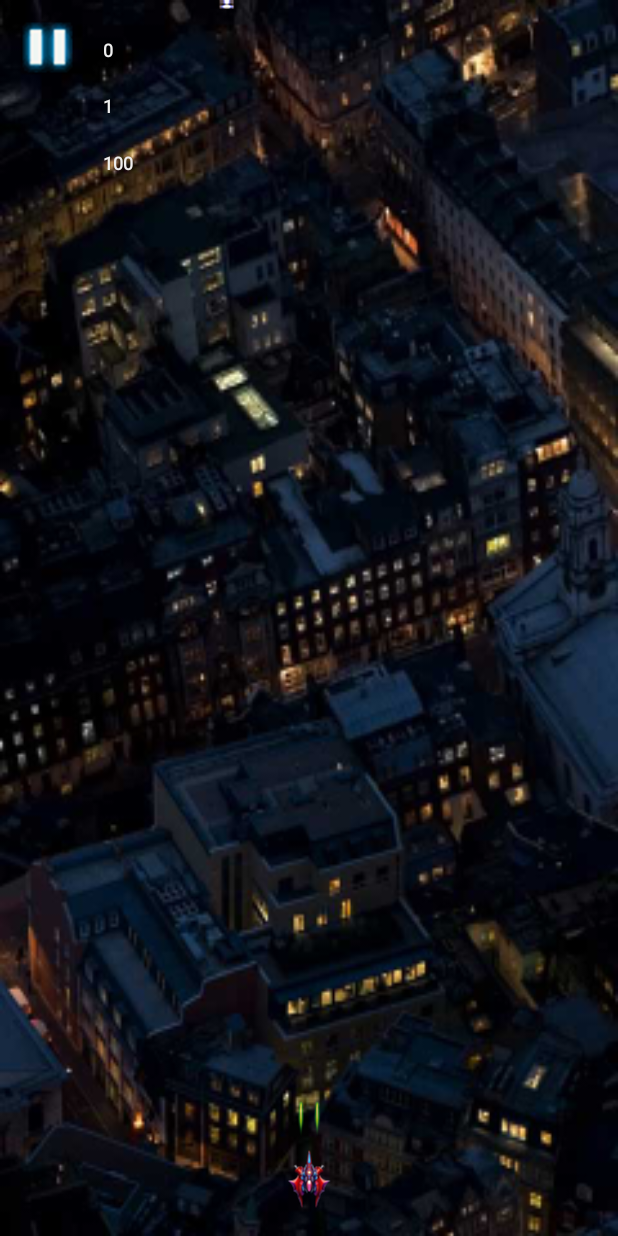
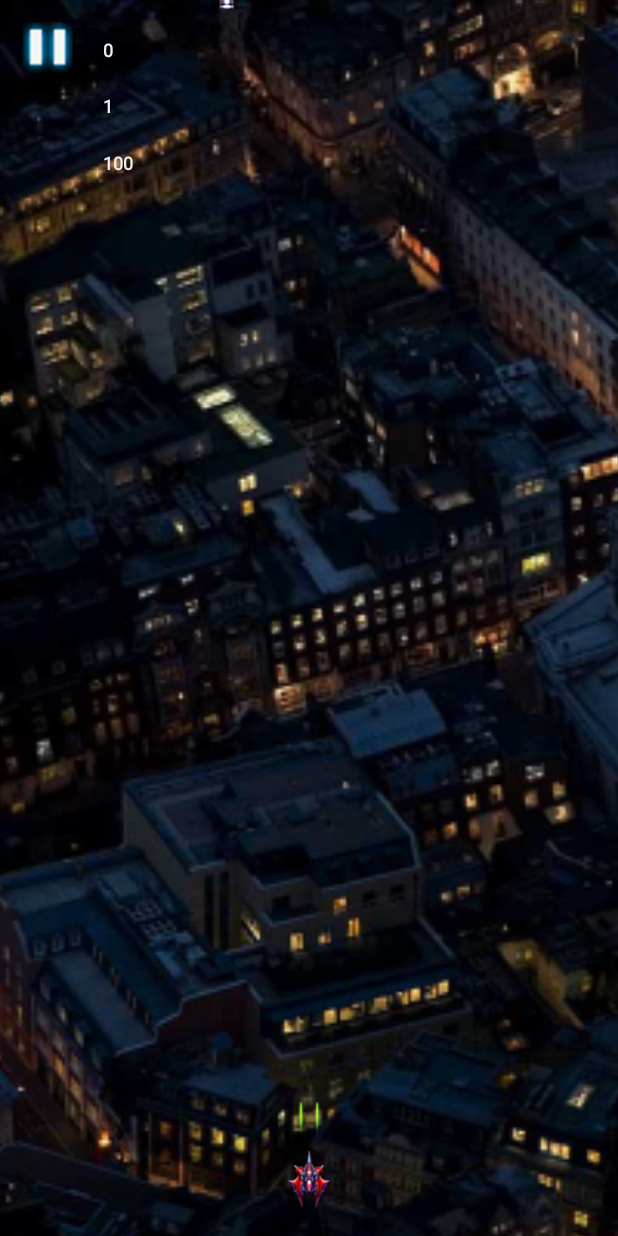
Before and after one commit to foxleezh/AircraftGame, an Android app: the GameActivity screen opened directly, with no data from a screen before it, on a phone screen of 412 x 824 dp. Run offline under Robolectric (Android 15) with nearby library versions, the phone set to English and light mode, and no system bars.

Commit message:
增加背景移动

```diff
--- a/app/src/main/java/com/ispring/gameplane/GameActivity.java
+++ b/app/src/main/java/com/ispring/gameplane/GameActivity.java
@@ -28,9 +28,9 @@ public class GameActivity extends Activity {
         //10:pause2
         //11:bomb
         int[] bitmapIds = {
-                R.drawable.plane,R.drawable.explosion,R.drawable.planebullet1,R.drawable.enemybullet1,R.drawable.small,
-                R.drawable.middle,R.drawable.big,R.drawable.pause,
-                R.drawable.bomb,R.drawable.pause_bg,R.drawable.crazybullet1
+                R.drawable.explosion,R.drawable.planebullet1,R.drawable.enemybullet1,R.drawable.small,
+                R.drawable.middle,R.drawable.big,R.drawable.pause,R.drawable.main_bg,
+                R.drawable.bomb,R.drawable.crazybullet1
         };
         int[] animIds = {
                 R.drawable.plane1body,R.drawable.plane1fire,R.drawable.prop3,R.drawable.prop7,
--- a/app/src/main/java/com/ispring/gameplane/game/GameView.java
+++ b/app/src/main/java/com/ispring/gameplane/game/GameView.java
@@ -113,7 +113,12 @@ public class GameView extends View {
         destroy();
         for(int bitmapId : bitmapIds){
             Bitmap bitmap = BitmapFactory.decodeResource(getResources(), bitmapId);
-            bitmaps.put(bitmapId,bitmap);
+            if(bitmapId==R.drawable.main_bg){
+                Bitmap backBitmap = Util.createRepeater(2,bitmap);
+                bitmaps.put(bitmapId,backBitmap);
+            }else {
+                bitmaps.put(bitmapId,bitmap);
+            }
         }
 
         for(int bitmapId : animIds){
@@ -349,6 +354,11 @@ public class GameView extends View {
     //绘制左上角的得分和左下角炸弹的数量
     private void drawScoreAndBombs(Canvas canvas){
         //绘制左上角的暂停按钮
+        Bitmap main_bg = bitmaps.get(R.drawable.main_bg);
+        Rect backResRect = getBackBitmapResRecF();
+        canvas.drawBitmap(main_bg, backResRect,new RectF(0,0,canvas.getWidth(),canvas.getHeight()), paint);
+
+
         Bitmap pauseBitmap = bitmaps.get(R.drawable.pause);
         RectF pauseBitmapDstRecF = getPauseBitmapDstRecF();
         float pauseLeft = pauseBitmapDstRecF.left;
@@ -650,6 +660,26 @@ public class GameView extends View {
         return recF;
     }
 
+
+    private Rect getBackBitmapResRecF(){
+
+        Bitmap backBitmap = bitmaps.get(R.drawable.main_bg);
+        Rect recF = new Rect();
+        float rate=((float) getHeight())/getWidth();
+
+        int rectHeight= (int) (backBitmap.getHeight()/2f);
+        int rectWidth= (int) ((backBitmap.getHeight()/2)/rate);
+        int speed=2;
+
+
+        recF.left = (int) ((backBitmap.getWidth()-rectWidth)/2f);
+
+        recF.top = (int) (backBitmap.getHeight()/2-(frame*speed)%(backBitmap.getHeight()/2));
+        recF.right = recF.left+rectWidth;
+        recF.bottom = recF.top + rectHeight;
+        return recF;
+    }
+
     /*-------------------------------destroy------------------------------------*/
 
     private void destroyNotRecyleBitmaps(){
--- a/app/src/main/java/com/ispring/gameplane/game/Util.java
+++ b/app/src/main/java/com/ispring/gameplane/game/Util.java
@@ -1,4 +1,7 @@
 package com.ispring.gameplane.game;
+
+import android.graphics.Bitmap;
+import android.graphics.Canvas;
 
 /**
  * Created by Administrator on 2017/8/25.
@@ -28,4 +31,14 @@ public class Util {
         }
         return tan;
     }
+
+    public static Bitmap createRepeater(int heightrate, Bitmap src) {
+        Bitmap bitmap = Bitmap.createBitmap(src.getWidth(), src.getHeight()*heightrate, Bitmap.Config.ARGB_8888);
+        Canvas canvas = new Canvas(bitmap);
+        for (int idx = 0; idx < heightrate; ++idx) {
+            canvas.drawBitmap(src, 0, idx * src.getHeight(), null);
+        }
+        return bitmap;
+    }
+
 }
--- a/app/src/main/res/layout/activity_game.xml
+++ b/app/src/main/res/layout/activity_game.xml
@@ -3,7 +3,6 @@
     xmlns:app="http://schemas.android.com/apk/res-auto"
     android:layout_width="match_parent"
     android:layout_height="match_parent"
-    android:background="@drawable/main"
     tools:context=".MainActivity">
 
     <com.ispring.gameplane.game.GameView
```
Also changed, not shown: app/src/main/res/drawable-xxhdpi/main.jpg (deleted), app/src/main/res/drawable-xxhdpi/main_bg.jpg (added), app/src/main/res/drawable-xxhdpi/pause_bg.jpg (deleted), app/src/main/res/drawable-xxhdpi/plane.png (deleted), app/src/main/res/drawable-xxhdpi/plane2body.png (deleted).
